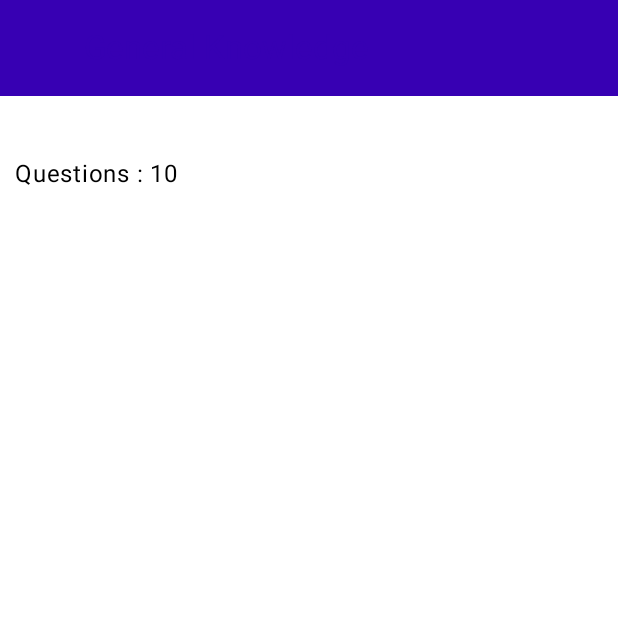
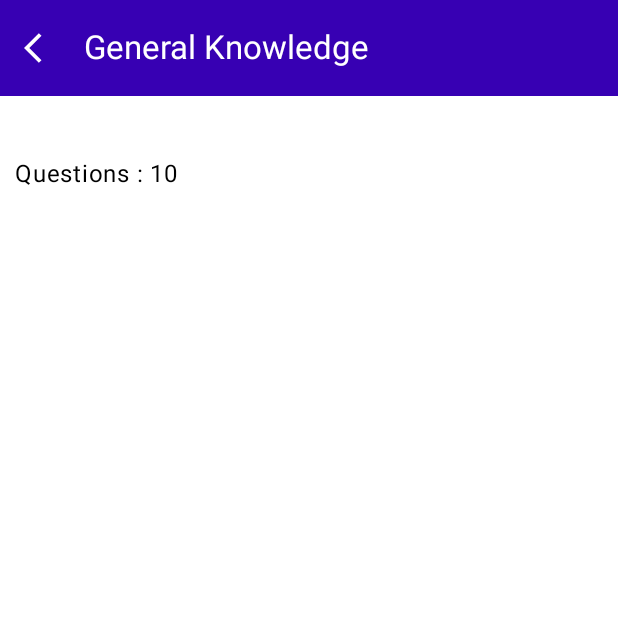
Before and after one commit to AnaCezanoski/QuizAppAndroid, an Android app built with Jetpack Compose: the screen it shows after launch (MainActivity), after a tap on "Generate quiz", on a phone screen of 412 x 824 dp, the top half of it. Run offline under Robolectric (Android 15) with nearby library versions, the light colour scheme and no system bars; our stand-ins replace Dagger/Hilt's generated code.

Commit message:
Quiz funcionando

```diff
--- a/app/src/main/java/com/example/quizappandroid/ui/theme/presentation/common/QuizAppBar.kt
+++ b/app/src/main/java/com/example/quizappandroid/ui/theme/presentation/common/QuizAppBar.kt
@@ -24,14 +24,14 @@ fun QuizAppBar(
         modifier = Modifier.fillMaxWidth(),
         colors = TopAppBarDefaults.mediumTopAppBarColors(
             containerColor = colorResource(id = R.color.purple_700),
-            actionIconContentColor = colorResource(id = R.color.purple_700),
-            navigationIconContentColor = colorResource(id = R.color.purple_700),
+            actionIconContentColor = colorResource(id = R.color.white),
+            navigationIconContentColor = colorResource(id = R.color.white),
         ),
 
         title = {
             Text(
                 text = quizCategory,
-                color = colorResource(id = R.color.purple_700),
+                color = colorResource(id = R.color.white),
                 maxLines = 1,
                 overflow = TextOverflow.Ellipsis
             )
--- a/app/src/main/java/com/example/quizappandroid/ui/theme/presentation/quiz/component/QuizInterface.kt
+++ b/app/src/main/java/com/example/quizappandroid/ui/theme/presentation/quiz/component/QuizInterface.kt
@@ -51,7 +51,7 @@ fun QuizInterface(
                     modifier = Modifier.weight(1f),
                     text = "$qNumber.",
                     color = colorResource(id = com.example.quizappandroid.R.color.purple_700),
-                    fontSize = Dimens.SmallTextSize
+                    fontSize = Dimens.MediumTextSize
                 )
 
                 Text(
```
Also changed, not shown: app/src/main/java/com/example/quizappandroid/ui/theme/presentation/quiz/QuizOption.kt (+4 -5 lines), app/src/main/java/com/example/quizappandroid/ui/theme/presentation/quiz/QuizScreen.kt (+4 -5 lines), app/src/main/java/com/example/quizappandroid/ui/theme/presentation/score/ScoreScreen.kt (+4 -33 lines).
